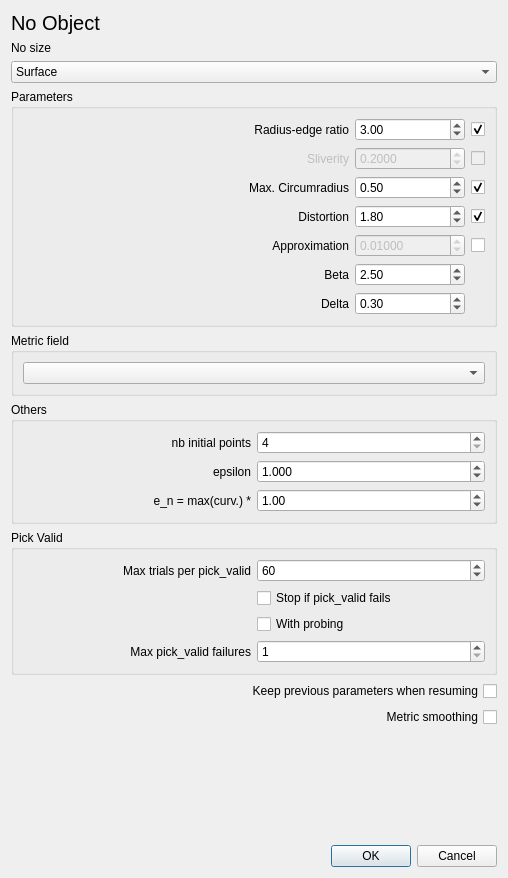
Old version of the form Anisotropic_mesh_3/demo/ui_files/Aniso_meshing_dialog.ui in the repository MaelRL/cgal.
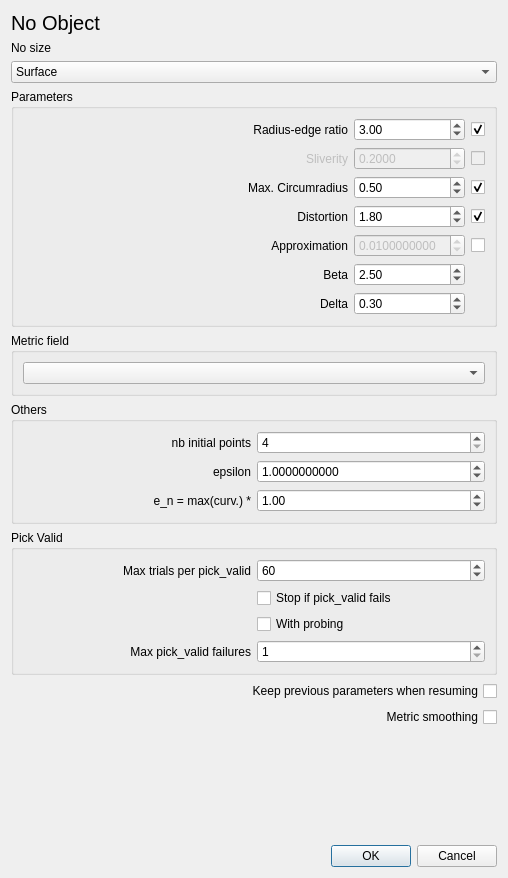
New version of the form.

Commit message: More decimals to eps and the approximation

Patch:
```diff
--- a/Anisotropic_mesh_3/demo/ui_files/Aniso_meshing_dialog.ui
+++ b/Anisotropic_mesh_3/demo/ui_files/Aniso_meshing_dialog.ui
@@ -289,7 +289,7 @@
          <bool>false</bool>
         </property>
         <property name="decimals">
-         <number>5</number>
+         <number>10</number>
         </property>
         <property name="singleStep">
          <double>0.100000000000000</double>
@@ -405,7 +405,7 @@
       <item row="1" column="1">
        <widget class="QDoubleSpinBox" name="epsilon">
         <property name="decimals">
-         <number>3</number>
+         <number>10</number>
         </property>
         <property name="maximum">
          <double>100.000000000000000</double>
```
